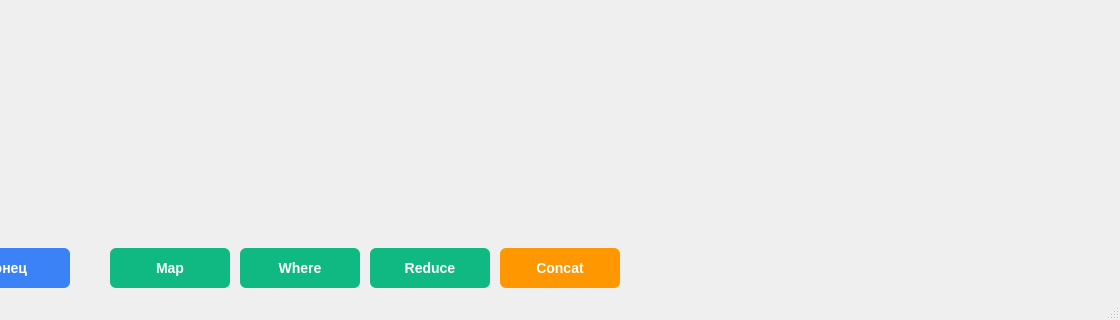
The window that src/gui/sequencewindow.ui (draizyyy/laba2) describes before a commit, drawn with Qt 5; both pictures show x 230 to 1350 and y 530 to 850 of the 1350 by 850 pixel window.
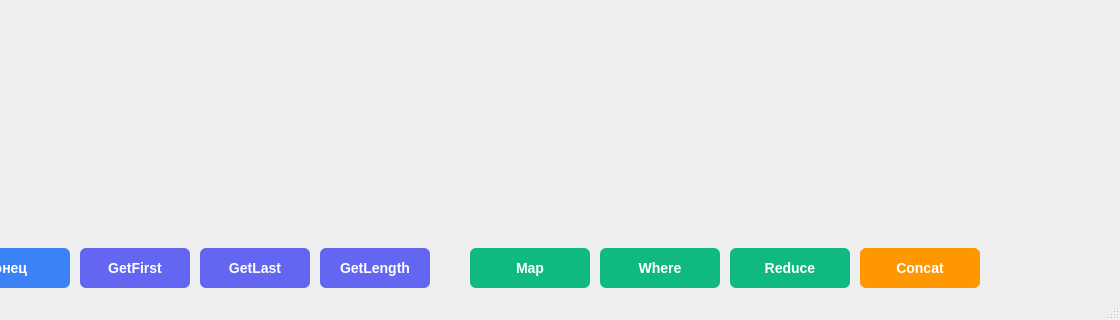
The same window after the commit.

What changed in the file:
```diff
--- a/src/gui/sequencewindow.ui
+++ b/src/gui/sequencewindow.ui
@@ -128,6 +128,54 @@
         </property>
        </widget>
       </item>
+      <item>
+       <widget class="QPushButton" name="pushButtonGetFirst">
+        <property name="minimumSize">
+         <size>
+          <width>110</width>
+          <height>40</height>
+         </size>
+        </property>
+        <property name="styleSheet">
+         <string notr="true">QPushButton { background-color: #6366f1; color: white; border-radius: 6px; font-weight: 500; font-size: 14px; } QPushButton:hover { background-color: #4f46e5; }</string>
+        </property>
+        <property name="text">
+         <string>GetFirst</string>
+        </property>
+       </widget>
+      </item>
+      <item>
+       <widget class="QPushButton" name="pushButtonGetLast">
+        <property name="minimumSize">
+         <size>
+          <width>110</width>
+          <height>40</height>
+         </size>
+        </property>
+        <property name="styleSheet">
+         <string notr="true">QPushButton { background-color: #6366f1; color: white; border-radius: 6px; font-weight: 500; font-size: 14px; } QPushButton:hover { background-color: #4f46e5; }</string>
+        </property>
+        <property name="text">
+         <string>GetLast</string>
+        </property>
+       </widget>
+      </item>
+      <item>
+       <widget class="QPushButton" name="pushButtonGetLength">
+        <property name="minimumSize">
+         <size>
+          <width>110</width>
+          <height>40</height>
+         </size>
+        </property>
+        <property name="styleSheet">
+         <string notr="true">QPushButton { background-color: #6366f1; color: white; border-radius: 6px; font-weight: 500; font-size: 14px; } QPushButton:hover { background-color: #4f46e5; }</string>
+        </property>
+        <property name="text">
+         <string>GetLength</string>
+        </property>
+       </widget>
+      </item>
       <item>
        <spacer name="horizontalSpacerButtons">
         <property name="orientation">
```
Left out of the diff: 6 changed lines with no effect on the pictures. Lines whose indentation alone changed are shown as unchanged.
